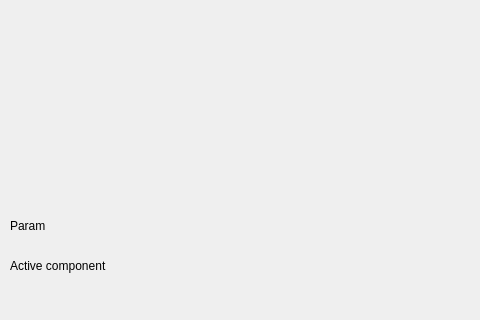
The window that UI/Global/MainWidget.ui (CropSquare/SynthEmilion) describes before a commit, drawn with Qt 5; both pictures show x 0 to 480 and y 132 to 452 of the 628 by 452 pixel window.
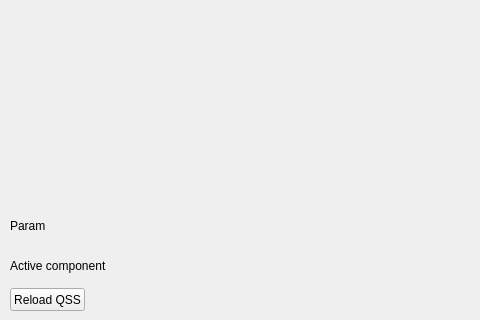
The same window after the commit.

```diff
--- a/UI/Global/MainWidget.ui
+++ b/UI/Global/MainWidget.ui
@@ -39,6 +39,19 @@
     <string>Active component</string>
    </property>
   </widget>
+  <widget class="QPushButton" name="reloadQss_button">
+   <property name="geometry">
+    <rect>
+     <x>10</x>
+     <y>420</y>
+     <width>75</width>
+     <height>23</height>
+    </rect>
+   </property>
+   <property name="text">
+    <string>Reload QSS</string>
+   </property>
+  </widget>
  </widget>
  <layoutdefault spacing="6" margin="11"/>
  <resources/>
```
